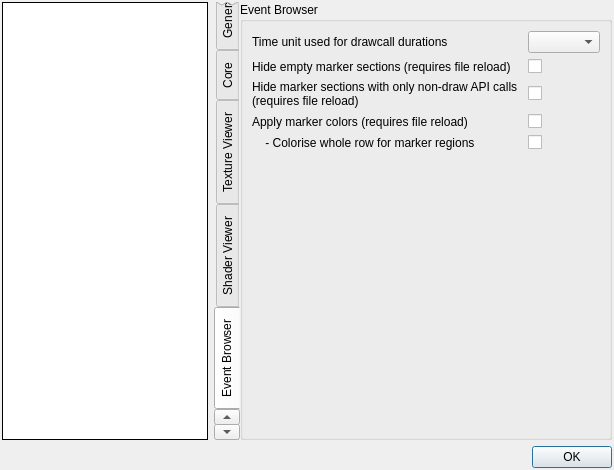
The window that qrenderdoc/Windows/Dialogs/SettingsDialog.ui (baldurk/renderdoc) describes before a commit, drawn with Qt 5.
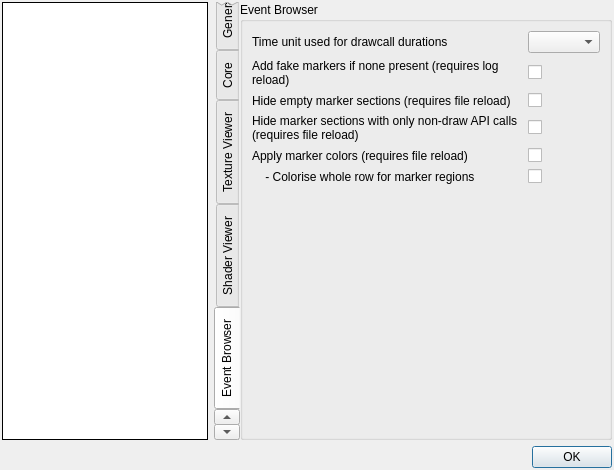
The same window after the commit. The open tabs and pages were chosen to show the change.

Commit message: Port EventBrowser_AddFake option to qrenderdoc

What changed in the file:
```diff
--- a/qrenderdoc/Windows/Dialogs/SettingsDialog.ui
+++ b/qrenderdoc/Windows/Dialogs/SettingsDialog.ui
@@ -704,23 +704,57 @@
           <string>Event Browser</string>
          </property>
          <layout class="QGridLayout" name="gridLayout_7">
-          <item row="0" column="0">
-           <widget class="QLabel" name="label_19">
-            <property name="sizePolicy">
-             <sizepolicy hsizetype="Expanding" vsizetype="Preferred">
-              <horstretch>0</horstretch>
-              <verstretch>0</verstretch>
-             </sizepolicy>
+          <item row="3" column="0">
+           <widget class="QLabel" name="label_21">
+            <property name="toolTip">
+             <string>In the Event Browser and Timeline Bar, marker sections that contain only non-draw API calls - e.g. only queries, or only state setting - will be completely removed</string>
             </property>
+            <property name="text">
+             <string>Hide marker sections with only non-draw API calls (requires file reload)</string>
+            </property>
+            <property name="wordWrap">
+             <bool>true</bool>
+            </property>
+           </widget>
+          </item>
+          <item row="3" column="1">
+           <widget class="QCheckBox" name="EventBrowser_HideAPICalls">
+            <property name="toolTip">
+             <string>In the Event Browser and Timeline Bar, marker sections that contain only non-draw API calls - e.g. only queries, or only state setting - will be completely removed</string>
+            </property>
+            <property name="text">
+             <string/>
+            </property>
+           </widget>
+          </item>
+          <item row="2" column="1">
+           <widget class="QCheckBox" name="EventBrowser_HideEmpty">
+            <property name="toolTip">
+             <string>In the Event Browser and Timeline Bar, marker sections that contain no API calls or drawcalls will be completely removed</string>
+            </property>
+            <property name="text">
+             <string/>
+            </property>
+           </widget>
+          </item>
+          <item row="2" column="0">
+           <widget class="QLabel" name="label_20">
+            <property name="toolTip">
+             <string>In the Event Browser and Timeline Bar, marker sections that contain no API calls or drawcalls will be completely removed</string>
+            </property>
+            <property name="text">
+             <string>Hide empty marker sections (requires file reload)</string>
+            </property>
+           </widget>
+          </item>
+          <item row="0" column="1">
+           <widget class="QComboBox" name="EventBrowser_TimeUnit">
             <property name="toolTip">
              <string>The time unit to use when displaying the duration column in the event browser</string>
             </property>
-            <property name="text">
-             <string>Time unit used for drawcall durations</string>
-            </property>
            </widget>
           </item>
-          <item row="6" column="0">
+          <item row="7" column="0">
            <spacer name="verticalSpacer_5">
             <property name="orientation">
              <enum>Qt::Vertical</enum>
@@ -733,89 +767,23 @@
             </property>
            </spacer>
           </item>
-          <item row="0" column="1">
-           <widget class="QComboBox" name="EventBrowser_TimeUnit">
+          <item row="0" column="0">
+           <widget class="QLabel" name="label_19">
+            <property name="sizePolicy">
+             <sizepolicy hsizetype="Expanding" vsizetype="Preferred">
+              <horstretch>0</horstretch>
+              <verstretch>0</verstretch>
+             </sizepolicy>
+            </property>
             <property name="toolTip">
              <string>The time unit to use when displaying the duration column in the event browser</string>
             </property>
-           </widget>
-          </item>
-          <item row="1" column="0">
-           <widget class="QLabel" name="label_20">
-            <property name="toolTip">
-             <string>In the Event Browser and Timeline Bar, marker sections that contain no API calls or drawcalls will be completely removed</string>
-            </property>
             <property name="text">
-             <string>Hide empty marker sections (requires file reload)</string>
+             <string>Time unit used for drawcall durations</string>
             </property>
            </widget>
           </item>
-          <item row="1" column="1">
-           <widget class="QCheckBox" name="EventBrowser_HideEmpty">
-            <property name="toolTip">
-             <string>In the Event Browser and Timeline Bar, marker sections that contain no API calls or drawcalls will be completely removed</string>
-            </property>
-            <property name="text">
-             <string/>
-            </property>
-           </widget>
-          </item>
-          <item row="2" column="1">
-           <widget class="QCheckBox" name="EventBrowser_HideAPICalls">
-            <property name="toolTip">
-             <string>In the Event Browser and Timeline Bar, marker sections that contain only non-draw API calls - e.g. only queries, or only state setting - will be completely removed</string>
-            </property>
-            <property name="text">
-             <string/>
-            </property>
-           </widget>
-          </item>
-          <item row="2" column="0">
-           <widget class="QLabel" name="label_21">
-            <property name="toolTip">
-             <string>In the Event Browser and Timeline Bar, marker sections that contain only non-draw API calls - e.g. only queries, or only state setting - will be completely removed</string>
-            </property>
-            <property name="text">
-             <string>Hide marker sections with only non-draw API calls (requires file reload)</string>
-            </property>
-            <property name="wordWrap">
-             <bool>true</bool>
-            </property>
-           </widget>
-          </item>
-          <item row="3" column="1">
-           <widget class="QCheckBox" name="EventBrowser_ApplyColors">
-            <property name="toolTip">
-             <string>In the Event Browser and Timeline Bar, marker sections and marker labels will be colored with an API-specified color.
-</string>
-            </property>
-            <property name="text">
-             <string/>
-            </property>
-           </widget>
-          </item>
-          <item row="4" column="1">
-           <widget class="QCheckBox" name="EventBrowser_ColorEventRow">
-            <property name="toolTip">
-             <string>When coloring marker sections in the Event Browser, the whole row of a marker region will be colored, not just a bar to the left of its children.</string>
-            </property>
-            <property name="text">
-             <string/>
-            </property>
-           </widget>
-          </item>
-          <item row="3" column="0">
-           <widget class="QLabel" name="label_22">
-            <property name="toolTip">
-             <string>In the Event Browser and Timeline Bar, marker sections and marker labels will be colored with an API-specified color.
-</string>
-            </property>
-            <property name="text">
-             <string>Apply marker colors (requires file reload)</string>
-            </property>
-           </widget>
-          </item>
-          <item row="4" column="0">
+          <item row="5" column="0">
            <widget class="QLabel" name="label_23">
             <property name="toolTip">
              <string>When coloring marker sections in the Event Browser, the whole row of a marker region will be colored, not just a bar to the left of its children.</string>
@@ -825,6 +793,58 @@
             </property>
            </widget>
           </item>
+          <item row="4" column="0">
+           <widget class="QLabel" name="label_22">
+            <property name="toolTip">
+             <string>In the Event Browser and Timeline Bar, marker sections and marker labels will be colored with an API-specified color.
+</string>
+            </property>
+            <property name="text">
+             <string>Apply marker colors (requires file reload)</string>
+            </property>
+           </widget>
+          </item>
+          <item row="5" column="1">
+           <widget class="QCheckBox" name="EventBrowser_ColorEventRow">
+            <property name="toolTip">
+             <string>When coloring marker sections in the Event Browser, the whole row of a marker region will be colored, not just a bar to the left of its children.</string>
+            </property>
+            <property name="text">
+             <string/>
+            </property>
+           </widget>
+          </item>
+          <item row="4" column="1">
+           <widget class="QCheckBox" name="EventBrowser_ApplyColors">
+            <property name="toolTip">
+             <string>In the Event Browser and Timeline Bar, marker sections and marker labels will be colored with an API-specified color.
+</string>
+            </property>
+            <property name="text">
+             <string/>
+            </property>
+           </widget>
+          </item>
+          <item row="1" column="0">
+           <widget class="QLabel" name="label_15">
+            <property name="toolTip">
+             <string>In the Event Browser, add fake markers if none are found in the capture.</string>
+            </property>
+            <property name="text">
+             <string>Add fake markers if none present (requires log reload)</string>
+            </property>
+            <property name="wordWrap">
+             <bool>true</bool>
+            </property>
+           </widget>
+          </item>
+          <item row="1" column="1">
+           <widget class="QCheckBox" name="EventBrowser_AddFake">
+            <property name="toolTip">
+             <string>In the Event Browser, add fake markers if none are found in the capture.</string>
+            </property>
+           </widget>
+          </item>
          </layout>
         </widget>
        </item>
```
The commit also changes 4 other files.
